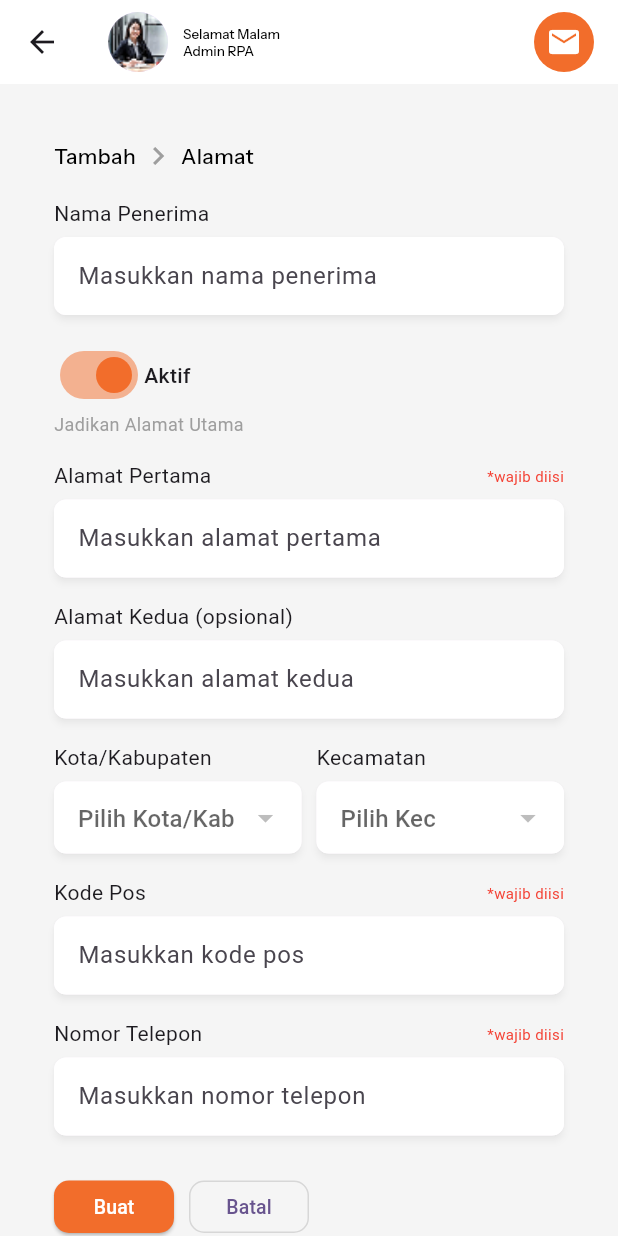
After one commit to anampict/ChickFinTrack.apps, a Flutter app: the Tambahalamat screen opened directly, on a phone screen of 412 x 824 dp. The commit adds this screen. Run offline on Flutter 3.47's test engine with Material 3 defaults, Android fonts, the phone set to English and light mode, and no system bars; our stand-ins replace flutter_svg, get, get_storage, image_picker, permission_handler, smooth_page_indicator; accounts and stored records are empty; network calls fail; project files that could hold a hidden picture were left out.

Commit message:
add tambah alamat screen

```diff
--- a/lib/main.dart
+++ b/lib/main.dart
@@ -5,6 +5,7 @@ import 'package:my_app/controller/auth_controller.dart';
 import 'package:my_app/screens/admin/buatpesanan/DaftarPesanan.dart';
 import 'package:my_app/screens/admin/manajemenpengguna/DaftarPengguna.dart';
 import 'package:my_app/screens/admin/manajemenpengguna/DetailPengguna.dart';
+import 'package:my_app/screens/admin/manajemenpengguna/TambahAlamat.dart';
 import 'routes/app_pages.dart';
 import 'routes/app_routes.dart';
 
@@ -28,7 +29,7 @@ class MyApp extends StatelessWidget {
       ),
       initialRoute: AppRoutes.SplashScreen,
       getPages: AppPages.pages,
-      // home: const Detailpengguna(userId: 24),
+      // home: const Tambahalamat(),
     );
   }
 }
--- a/lib/screens/admin/manajemenpengguna/DetailPengguna.dart
+++ b/lib/screens/admin/manajemenpengguna/DetailPengguna.dart
@@ -16,6 +16,7 @@ class Detailpengguna extends StatelessWidget {
 
     // panggil data detail user ketika halaman dibuka
     userController.getUserDetail(userId);
+    print('Memuat detail pengguna dengan ID: $userId');
 
     return Scaffold(
       backgroundColor: Colors.grey[100],
@@ -390,7 +391,7 @@ class _AlamatTab extends StatelessWidget {
 
       return Column(
         children: [
-          // 🔹 Header + Tombol Tambah
+          // Header + Tombol Tambah
           Row(
             mainAxisAlignment: MainAxisAlignment.spaceBetween,
             children: [
@@ -431,7 +432,7 @@ class _AlamatTab extends StatelessWidget {
           ),
           const SizedBox(height: 16),
 
-          // 🔹 List alamat
+          // List alamat
           Expanded(
             child: ListView.builder(
               itemCount: user.addresses.length,
@@ -452,7 +453,7 @@ class _AlamatTab extends StatelessWidget {
                       child: Column(
                         crossAxisAlignment: CrossAxisAlignment.start,
                         children: [
-                          // 🔸 Nama + label Utama
+                          // Nama + label Utama
                           Row(
                             children: [
                               Text(
@@ -487,7 +488,7 @@ class _AlamatTab extends StatelessWidget {
                           ),
                           const SizedBox(height: 6),
 
-                          // 🔸 Alamat dan tombol edit/hapus
+                          // Alamat dan tombol edit/hapus
                           Row(
                             crossAxisAlignment: CrossAxisAlignment.start,
                             children: [
--- /dev/null
+++ b/lib/screens/admin/manajemenpengguna/TambahAlamat.dart
@@ -0,0 +1,315 @@
+import 'package:flutter/material.dart';
+
+import 'package:flutter/material.dart';
+
+class Tambahalamat extends StatelessWidget {
+  const Tambahalamat({super.key});
+
+  @override
+  Widget build(BuildContext context) {
+    return Scaffold(
+      backgroundColor: Colors.grey[100],
+      appBar: AppBar(
+        backgroundColor: Colors.white,
+        elevation: 0,
+        title: Row(
+          children: [
+            const CircleAvatar(
+              radius: 20,
+              backgroundImage: AssetImage("assets/images/image.png"),
+            ),
+            const SizedBox(width: 10),
+            Column(
+              crossAxisAlignment: CrossAxisAlignment.start,
+              children: const [
+                Text(
+                  "Selamat Malam",
+                  style: TextStyle(
+                    color: Colors.black,
+                    fontSize: 9,
+                    fontFamily: "Primary",
+                    fontWeight: FontWeight.w400,
+                  ),
+                ),
+                Text(
+                  "Admin RPA",
+                  style: TextStyle(
+                    color: Colors.black,
+                    fontWeight: FontWeight.w500,
+                    fontSize: 9,
+                    fontFamily: "Primary",
+                  ),
+                ),
+              ],
+            ),
+          ],
+        ),
+        actions: [
+          Padding(
+            padding: const EdgeInsets.only(right: 12),
+            child: IconButton(
+              onPressed: () {},
+              icon: const Icon(Icons.mail, color: Colors.white),
+              style: IconButton.styleFrom(
+                backgroundColor: const Color(0xffF26D2B),
+                shape: const CircleBorder(),
+              ),
+            ),
+          ),
+        ],
+      ),
+
+      // === ISI BODY ===
+      body: SingleChildScrollView(
+        padding: const EdgeInsets.all(16),
+        child: Container(
+          padding: const EdgeInsets.all(20),
+          decoration: BoxDecoration(
+            color: Colors.grey[100],
+            borderRadius: BorderRadius.circular(16),
+          ),
+          child: Column(
+            crossAxisAlignment: CrossAxisAlignment.start,
+            children: [
+              Row(
+                children: [
+                  const Text(
+                    "Tambah",
+                    style: TextStyle(
+                      fontFamily: "Primary",
+                      fontWeight: FontWeight.w500,
+                      fontSize: 14,
+                      color: Colors.black,
+                    ),
+                  ),
+                  const SizedBox(width: 3),
+                  const Icon(Icons.chevron_right, color: Colors.grey),
+                  const SizedBox(width: 3),
+                  Text(
+                    "Alamat",
+                    style: const TextStyle(
+                      fontFamily: "Primary",
+                      fontWeight: FontWeight.w500,
+                      fontSize: 14,
+                      color: Colors.black,
+                    ),
+                  ),
+                ],
+              ),
+              const SizedBox(height: 16),
+
+              // === NAMA PENERIMA ===
+              const Text("Nama Penerima"),
+              const SizedBox(height: 6),
+              _buildMaterialTextField(hint: "Masukkan nama penerima"),
+
+              const SizedBox(height: 16),
+
+              // === SWITCH AKTIF ===
+              Row(
+                children: [
+                  Switch(
+                    value: true,
+                    onChanged: (_) {},
+                    activeColor: const Color(0xffF26D2B),
+                  ),
+                  const Text(
+                    "Aktif",
+                    style: TextStyle(fontWeight: FontWeight.w500),
+                  ),
+                ],
+              ),
+              const Text(
+                "Jadikan Alamat Utama",
+                style: TextStyle(color: Colors.grey, fontSize: 12),
+              ),
+
+              const SizedBox(height: 16),
+
+              // === ALAMAT PERTAMA ===
+              Row(
+                mainAxisAlignment: MainAxisAlignment.spaceBetween,
+                children: const [
+                  Text("Alamat Pertama"),
+                  Text(
+                    "*wajib diisi",
+                    style: TextStyle(color: Colors.red, fontSize: 10),
+                  ),
+                ],
+              ),
+              const SizedBox(height: 6),
+              _buildMaterialTextField(hint: "Masukkan alamat pertama"),
+
+              const SizedBox(height: 16),
+
+              // === ALAMAT KEDUA ===
+              const Text("Alamat Kedua (opsional)"),
+              const SizedBox(height: 6),
+              _buildMaterialTextField(hint: "Masukkan alamat kedua"),
+
+              const SizedBox(height: 16),
+
+              // === KOTA & KECAMATAN ===
+              Row(
+                children: [
+                  Flexible(
+                    flex: 1,
+                    child: Column(
+                      crossAxisAlignment: CrossAxisAlignment.start,
+                      children: [
+                        const Text("Kota/Kabupaten"),
+                        const SizedBox(height: 6),
+                        _buildMaterialDropdown(hint: "Pilih Kota/Kab"),
+                      ],
+                    ),
+                  ),
+                  const SizedBox(width: 10),
+                  Flexible(
+                    flex: 1,
+                    child: Column(
+                      crossAxisAlignment: CrossAxisAlignment.start,
+                      children: [
+                        const Text("Kecamatan"),
+                        const SizedBox(height: 6),
+                        _buildMaterialDropdown(hint: "Pilih Kec"),
+                      ],
+                    ),
+                  ),
+                ],
+              ),
+
+              const SizedBox(height: 16),
+
+              // === KODE POS ===
+              Row(
+                mainAxisAlignment: MainAxisAlignment.spaceBetween,
+                children: const [
+                  Text("Kode Pos"),
+                  Text(
+                    "*wajib diisi",
+                    style: TextStyle(color: Colors.red, fontSize: 10),
+                  ),
+                ],
+              ),
+              const SizedBox(height: 6),
+              _buildMaterialTextField(hint: "Masukkan kode pos"),
+
+              const SizedBox(height: 16),
+
+              // === NOMOR TELEPON ===
+              Row(
+                mainAxisAlignment: MainAxisAlignment.spaceBetween,
+                children: const [
+                  Text("Nomor Telepon"),
+                  Text(
+                    "*wajib diisi",
+                    style: TextStyle(color: Colors.red, fontSize: 10),
+                  ),
+                ],
+              ),
+              const SizedBox(height: 6),
+              _buildMaterialTextField(hint: "Masukkan nomor telepon"),
+
+              const SizedBox(height: 30),
+
+              // === TOMBOL ===
+              Row(
+                mainAxisAlignment: MainAxisAlignment.start,
+                children: [
+                  SizedBox(
+                    width: 80,
+                    height: 35,
+                    child: ElevatedButton(
+                      style: ElevatedButton.styleFrom(
+                        backgroundColor: const Color(0xffF26D2B),
+                        shape: RoundedRectangleBorder(
+                          borderRadius: BorderRadius.circular(10),
+                        ),
+                        padding: EdgeInsets.zero,
+                      ),
+                      onPressed: () {},
+                      child: const Text(
+                        "Buat",
+                        style: TextStyle(color: Colors.white, fontSize: 13),
+                      ),
+                    ),
+                  ),
+                  const SizedBox(width: 10),
+                  SizedBox(
+                    width: 80,
+                    height: 35,
+                    child: OutlinedButton(
+                      style: OutlinedButton.styleFrom(
+                        side: const BorderSide(color: Colors.black12),
+                        shape: RoundedRectangleBorder(
+                          borderRadius: BorderRadius.circular(10),
+                        ),
+                        padding: EdgeInsets.zero,
+                      ),
+                      onPressed: () {},
+                      child: const Text(
+                        "Batal",
+                        style: TextStyle(fontSize: 13),
+                      ),
+                    ),
+                  ),
+                ],
+              ),
+            ],
+          ),
+        ),
+      ),
+    );
+  }
+
+  // ====== WIDGET BANTUAN ======
+
+  static Widget _buildMaterialTextField({required String hint}) {
+    return Material(
+      elevation: 2,
+      shadowColor: Colors.black26,
+      borderRadius: BorderRadius.circular(8),
+      child: TextField(
+        decoration: InputDecoration(
+          hintText: hint,
+          border: OutlineInputBorder(
+            borderRadius: BorderRadius.circular(8),
+            borderSide: BorderSide.none,
+          ),
+          filled: true,
+          fillColor: Colors.white,
+          contentPadding: const EdgeInsets.symmetric(
+            horizontal: 12,
+            vertical: 14,
+          ),
+        ),
+      ),
+    );
+  }
+
+  static Widget _buildMaterialDropdown({required String hint}) {
+    return Material(
+      elevation: 2,
+      shadowColor: Colors.black26,
+      borderRadius: BorderRadius.circular(8),
+      child: DropdownButtonFormField<String>(
+        isExpanded: true,
+        decoration: InputDecoration(
+          hintText: hint,
+          border: OutlineInputBorder(
+            borderRadius: BorderRadius.circular(8),
+            borderSide: BorderSide.none,
+          ),
+          filled: true,
+          fillColor: Colors.white,
+          contentPadding: const EdgeInsets.symmetric(
+            horizontal: 12,
+            vertical: 12,
+          ),
+        ),
+        items: const [],
+        onChanged: (_) {},
+      ),
+    );
+  }
+}
```
